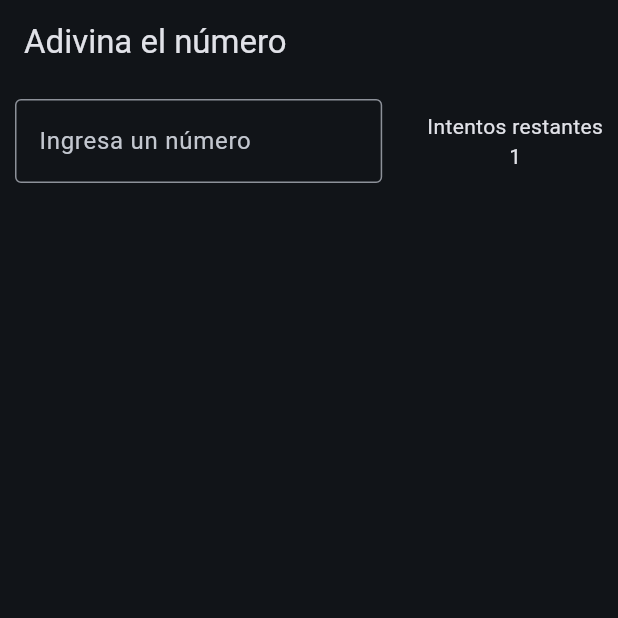
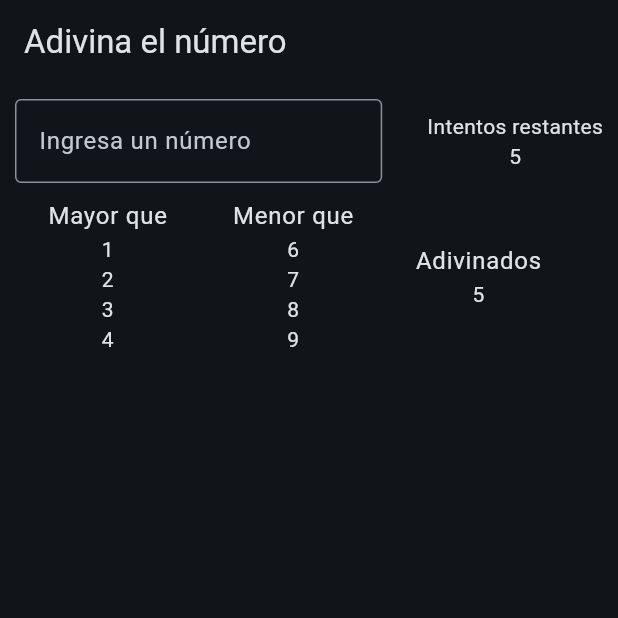
Before and after one commit to Brunox117/guess_number_game, a Flutter app: the screen it shows after launch, on a phone screen of 412 x 824 dp, the top half of it. Run offline on Flutter 3.47's test engine with Material 3 defaults, Android fonts, the phone set to English and light mode, and no system bars.

Commit message:
Se crea el widget numbers table para construir las distintas tablas de numeros

```diff
--- a/lib/views/home_view.dart
+++ b/lib/views/home_view.dart
@@ -1,4 +1,5 @@
 import 'package:flutter/material.dart';
+import 'package:guess_number_game/widgets/numbers_table.dart';
 
 class GameView extends StatefulWidget {
   const GameView({super.key});
@@ -8,6 +9,9 @@ class GameView extends StatefulWidget {
 }
 
 class _GameViewState extends State<GameView> {
+  int triesLeft = 5;
+  String currentNumber = '';
+
   @override
   Widget build(BuildContext context) {
     return Scaffold(
@@ -28,14 +32,40 @@ class _GameViewState extends State<GameView> {
                     ),
                     keyboardType: TextInputType.number,
                     onChanged: (value) {
-                      print("value -> $value");
+                      currentNumber = value;
                     },
                   ),
                 ),
-
                 const SizedBox(width: 30),
-
-                Column(children: [const Text("Intentos restantes"), Text("1")]),
+                Column(
+                  children: [
+                    const Text("Intentos restantes"),
+                    Text("$triesLeft"),
+                  ],
+                ),
+              ],
+            ),
+            SizedBox(height: 10),
+            Row(
+              children: [
+                SizedBox(
+                  width: MediaQuery.of(context).size.width * 0.3,
+                  child: NumbersTable(
+                    numbersToShow: [1, 2, 3, 4],
+                    header: "Mayor que",
+                  ),
+                ),
+                SizedBox(
+                  width: MediaQuery.of(context).size.width * 0.3,
+                  child: NumbersTable(
+                    numbersToShow: [6, 7, 8, 9],
+                    header: "Menor que",
+                  ),
+                ),
+                SizedBox(
+                  width: MediaQuery.of(context).size.width * 0.3,
+                  child: NumbersTable(numbersToShow: [5], header: "Adivinados"),
+                ),
               ],
             ),
           ],
--- /dev/null
+++ b/lib/widgets/numbers_table.dart
@@ -0,0 +1,28 @@
+import 'package:flutter/material.dart';
+
+class NumbersTable extends StatelessWidget {
+  final List<int> numbersToShow;
+  final String header;
+  const NumbersTable({
+    super.key,
+    required this.numbersToShow,
+    required this.header,
+  });
+
+  @override
+  Widget build(BuildContext context) {
+    final textStyles = Theme.of(context).textTheme;
+    return Column(
+      children: [
+        Text(header, style: textStyles.bodyLarge),
+        Column(
+          children: [
+            ...numbersToShow.map((number) {
+              return Text("$number");
+            }),
+          ],
+        ),
+      ],
+    );
+  }
+}
```
